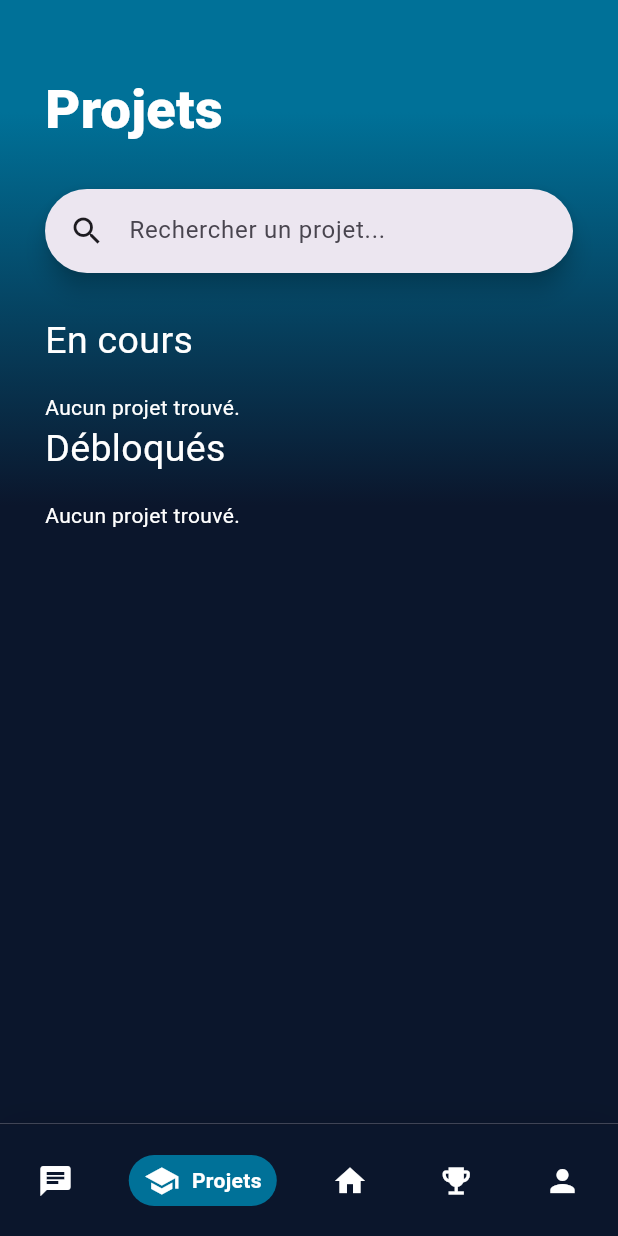
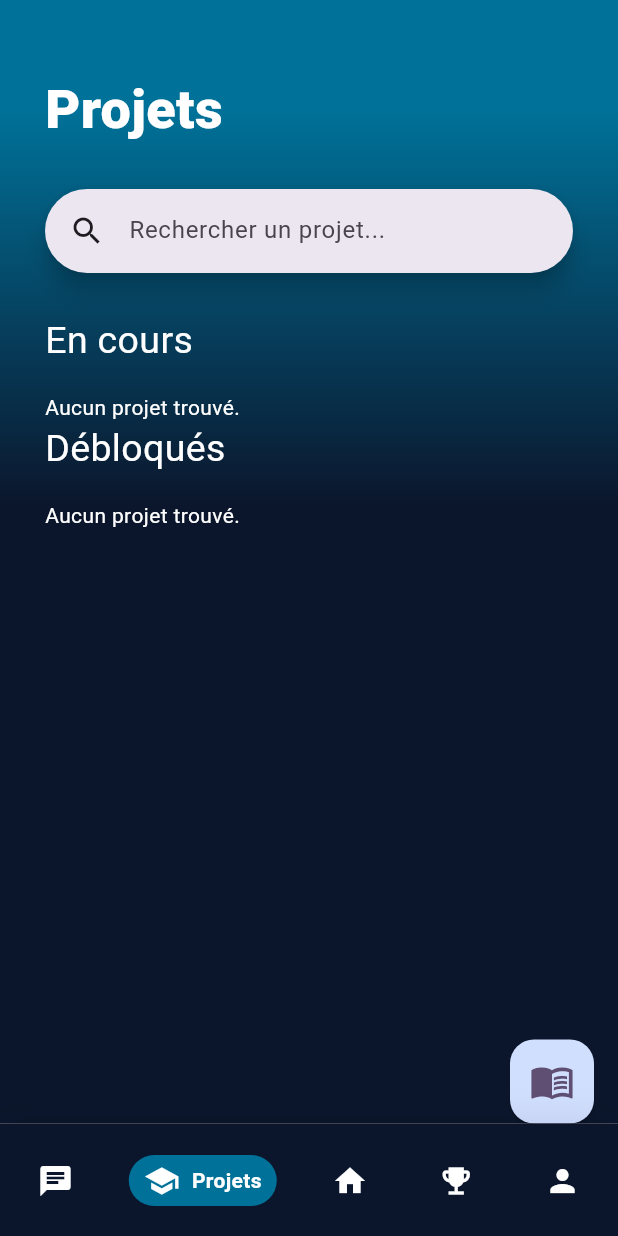
Before and after one commit to Cl3m3nt03/LAB-DAY, a Flutter app: the screen it shows once a user with an empty profile is signed in, swiped to page 2, on a phone screen of 412 x 824 dp. Run offline on Flutter 3.47's test engine with Material 3 defaults, Android fonts, the phone set to English and light mode, and no system bars; drawn by our look-alikes of google_nav_bar; our stand-ins replace cloud_firestore, delightful_toast, firebase_auth, firebase_core, flutter_keyboard_visibility, google_fonts and 2 more; accounts and stored records are empty; Roboto replaces fonts that are missing (Monsterrat, aBeeZee).

Commit message:
Add function to projects_page

```diff
--- a/lib/page/glossary.dart
+++ b/lib/page/glossary.dart
@@ -11,19 +11,21 @@ class HomePage2 extends StatefulWidget {
   }
 }
 
+
 class _HomePageState2 extends State<HomePage2> {
-  void _onButtonPressed() {
+  void onButtonPressed() {
     Navigator.push(
       context,
       MaterialPageRoute(builder: (context) => GlossaryPage()),
     );
   }
 
+
   @override
   Widget build(BuildContext context) {
     return Scaffold(
       floatingActionButton: FloatingActionButton(
-        onPressed: _onButtonPressed,
+        onPressed: onButtonPressed,
         backgroundColor: Color.fromARGB(255, 209, 223, 255),
         foregroundColor: Color(0xFF5E4F73),
         elevation: 1,
--- a/lib/page/projects_page.dart
+++ b/lib/page/projects_page.dart
@@ -4,9 +4,11 @@ import 'package:firebase_auth/firebase_auth.dart';
 import 'dart:ui';
 import 'package:flutter/cupertino.dart';
 import 'package:makeitcode/auth.dart';
+import 'package:makeitcode/page/glossary.dart';
 import 'package:makeitcode/page/register_page.dart';
 import 'package:makeitcode/widget/textField.dart';
 import 'package:swipeable_button_view/swipeable_button_view.dart';
+import 'glossary.dart';
 
 class ProjectsPage extends StatefulWidget {
   const ProjectsPage({super.key});
@@ -16,6 +18,14 @@ class ProjectsPage extends StatefulWidget {
 }
 
 class _ProjectsPageState extends State<ProjectsPage> {
+
+    void _onButtonPressed() {
+      Navigator.push(
+        context,
+        MaterialPageRoute(builder: (context) => GlossaryPage()),
+      );
+    }
+
   final Stream<QuerySnapshot> _projectsStreamBegan =
       FirebaseFirestore.instance.collection('Projects').where('state', isEqualTo: 'began').snapshots();
   final Stream<QuerySnapshot> _projectsStreamUnlocked =
@@ -244,6 +254,14 @@ class _ProjectsPageState extends State<ProjectsPage> {
   @override
   Widget build(BuildContext context) {
     return Scaffold(
+      floatingActionButton: FloatingActionButton(
+        onPressed: _onButtonPressed,
+        backgroundColor: Color.fromARGB(255, 209, 223, 255),
+        foregroundColor: Color(0xFF5E4F73),
+        elevation: 1,
+        child: const Icon(Icons.menu_book, size: 30),
+      ),
+      floatingActionButtonLocation: FloatingActionButtonLocation.endContained,
       body: Container(
         height: MediaQuery.of(context).size.height,
         decoration: BoxDecoration(
```
Also changed, not shown: pubspec.lock.
